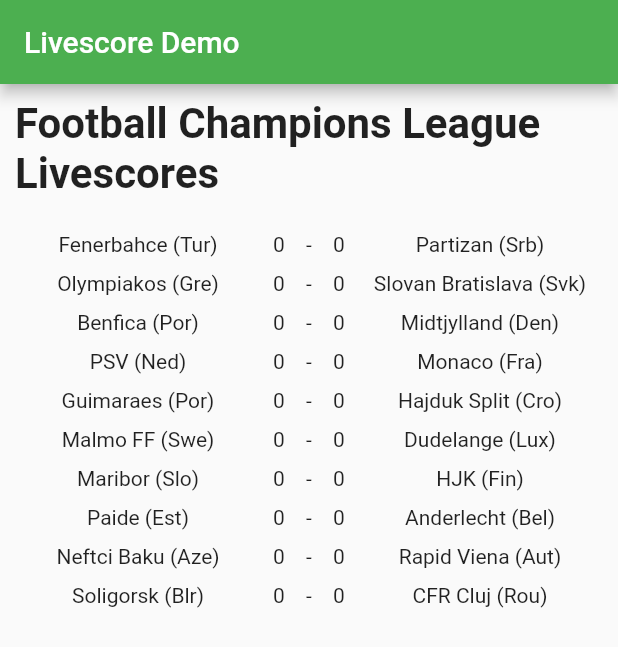
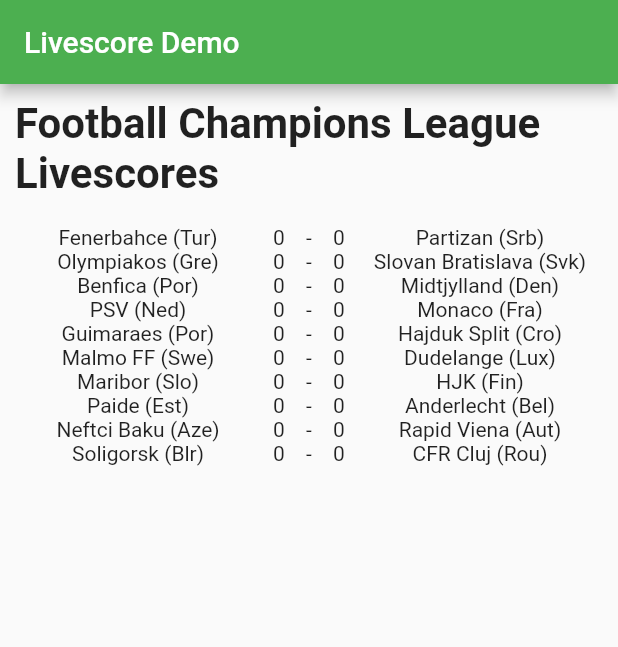
Before and after one commit to migratorydata/demo-flutter-sports-scores, a Flutter app: the screen it shows after launch, on a phone screen of 412 x 824 dp. Shown: the top 647 px of the screen. Run offline on Flutter 3.47's test engine with Material 2 defaults, Android fonts, the phone set to English and light mode, and no system bars; missing offline and left inert: migratorydata_client_dart_v6.

Commit message:
add padding between cells to 0

```diff
--- a/lib/main.dart
+++ b/lib/main.dart
@@ -135,7 +135,7 @@
   TableCell build(BuildContext context) => TableCell(
       verticalAlignment: TableCellVerticalAlignment.middle,
       child: Padding(
-          padding: padding ?? const EdgeInsets.all(5.0),
+          padding: padding ?? const EdgeInsets.all(0.0),
           child: Container(
               color: color, alignment: Alignment.center, child: child)));
 }
```
